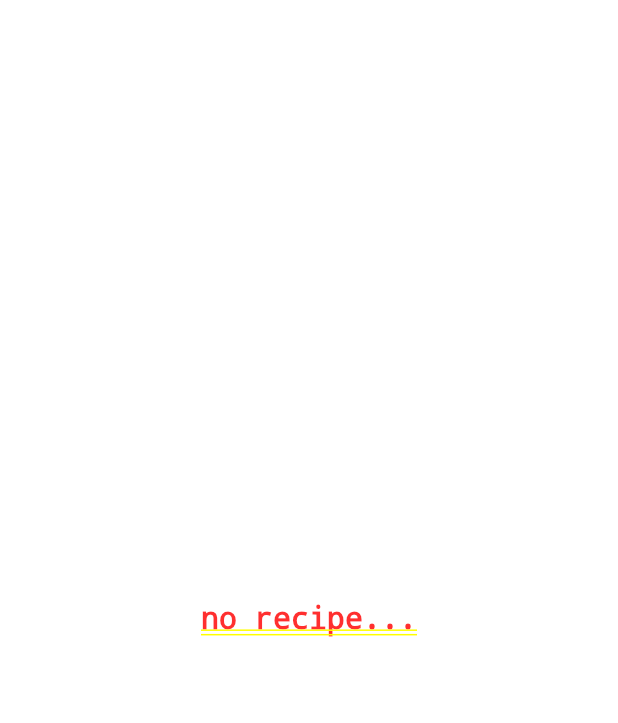
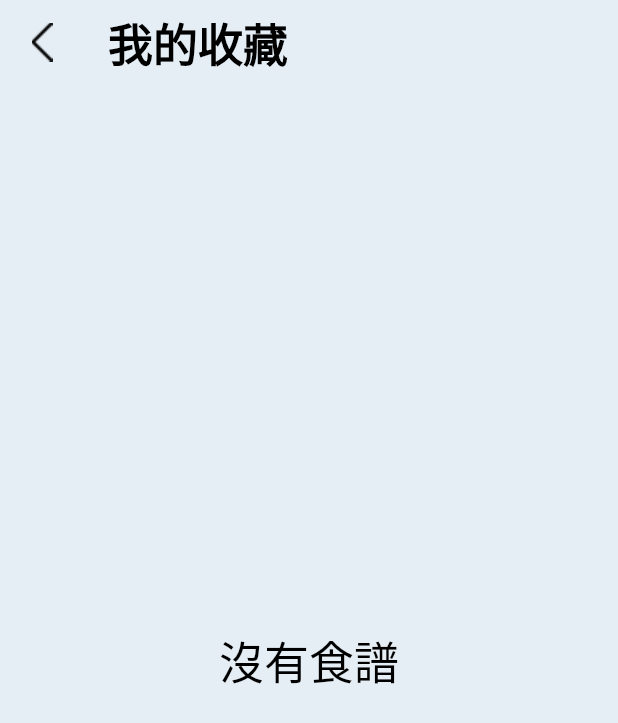
Before and after one commit to s1091792/fridge_01, a Flutter app: the CollectionPage screen opened directly, on a phone screen of 412 x 824 dp. Shown: the top 723 px of the screen. Run offline on Flutter 3.47's test engine with Material 2 defaults, Android fonts, the phone set to English and light mode, and no system bars; our stand-ins replace bloc, cloud_firestore, equatable, firebase_auth, firebase_core, flutter_bloc and 8 more; missing offline and left inert: filter_list, google_vision; accounts and stored records are empty; project files that could hold a hidden picture were left out.

Commit message:
收藏沒東西頁面ok & 預設圖片

```diff
--- a/lib/home/actions/collection/collection_page.dart
+++ b/lib/home/actions/collection/collection_page.dart
@@ -108,12 +108,40 @@ class _CollectionPageState extends State<CollectionPage> {
             );
             return Container();
           } else {
-            return Container(
-              padding: EdgeInsets.symmetric(vertical: 10.0),
-              alignment: Alignment.center,
-              child: Text(
-                'no recipe...',
-                style: TextStyle(fontSize: 20),
+            return Scaffold(
+
+              extendBodyBehindAppBar: true,
+              //backgroundColor: kHomeBackgroundColor,
+              appBar: AppBar(
+                backgroundColor: Colors.transparent,
+                elevation: 0,
+                leading: IconButton(
+                  icon: Image.asset("assets/icons/back.png"),
+                  onPressed: () {
+                    Navigator.pop(context);
+                  },
+                ),
+                title: const Text(
+                  '我的收藏',
+                  style: TextStyle(
+                    color: Colors.black,
+                    fontWeight: FontWeight.bold,
+                    fontSize: 30,
+                  ),
+                ),
+              ),
+              body: SafeArea(
+                child: Container(
+                  padding: EdgeInsets.symmetric(vertical: 10.0),
+                  alignment: Alignment.center,
+                  child: Text(
+                    '沒有食譜',
+                    style: TextStyle(
+        color: Colors.black,
+        fontWeight: FontWeight.normal,
+        fontSize: 30,),
+                  ),
+                )
               ),
             );
           }
--- a/lib/mainpage/components/main_category.dart
+++ b/lib/mainpage/components/main_category.dart
@@ -683,13 +683,12 @@ class _recipesearchState extends State<recipesearch> {
         selectedListData: controller.getSelectedList(),
         // selectedListData: controller.getSelectedList()?.toList(),
         // selectedListData: controller.getSelectedList()?.toList() ?? [],
-
         headlineText: '篩選食材',
         //applyButtonText: TextStyle(fontSize: 20),
         choiceChipLabel: (String? item) => item,
         validateSelectedItem: (list, val) => list!.contains(val),
         onItemSearch: (list, text) {
-          return list.toLowerCase().contains(text.toLowerCase());
+          return list.contains(text);
         },
         onApplyButtonClick: (list) {
           setState(() {
--- a/lib/mainpage/foodmanager/new_food.dart
+++ b/lib/mainpage/foodmanager/new_food.dart
@@ -558,7 +558,7 @@ class _NewFoodState extends State<NewFood> {
   Future<void> createNewfoodDocument() async {
     var imageUrl = await uploadImageToImgur();
     if (imageUrl == null) {
-      imageUrl = "https://i.im.ge/2023/05/14/URFbIT.image.png";
+      imageUrl = "https://i.imgur.com/W5IkanQ.jpg";
     }
     String foodId = firestore.collection('food').doc().id;
 
--- a/lib/notification/notification.dart
+++ b/lib/notification/notification.dart
@@ -46,7 +46,7 @@ class LocalNotifications {
         2,
         title,
         body,
-        tz.TZDateTime.now(tz.local).add(const Duration(seconds: 1)),
+        tz.TZDateTime.now(tz.local).add(const Duration(milliseconds: 500)),
         const NotificationDetails(
             android: AndroidNotificationDetails(
                 'channel 3', 'your channel name',
```
Also changed, not shown: lib/mainpage/drawer_components/drawer_page.dart (+7 -3 lines), lib/mainpage/foodmanager/morepage.dart (+13 -7 lines), 20 other files.
